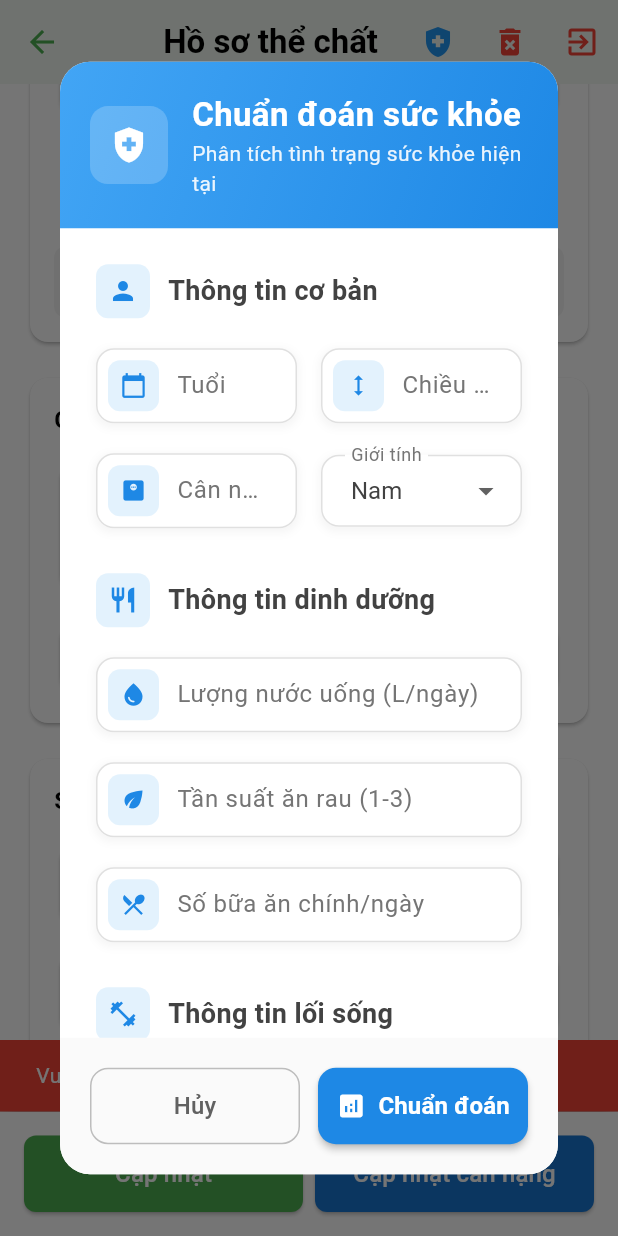
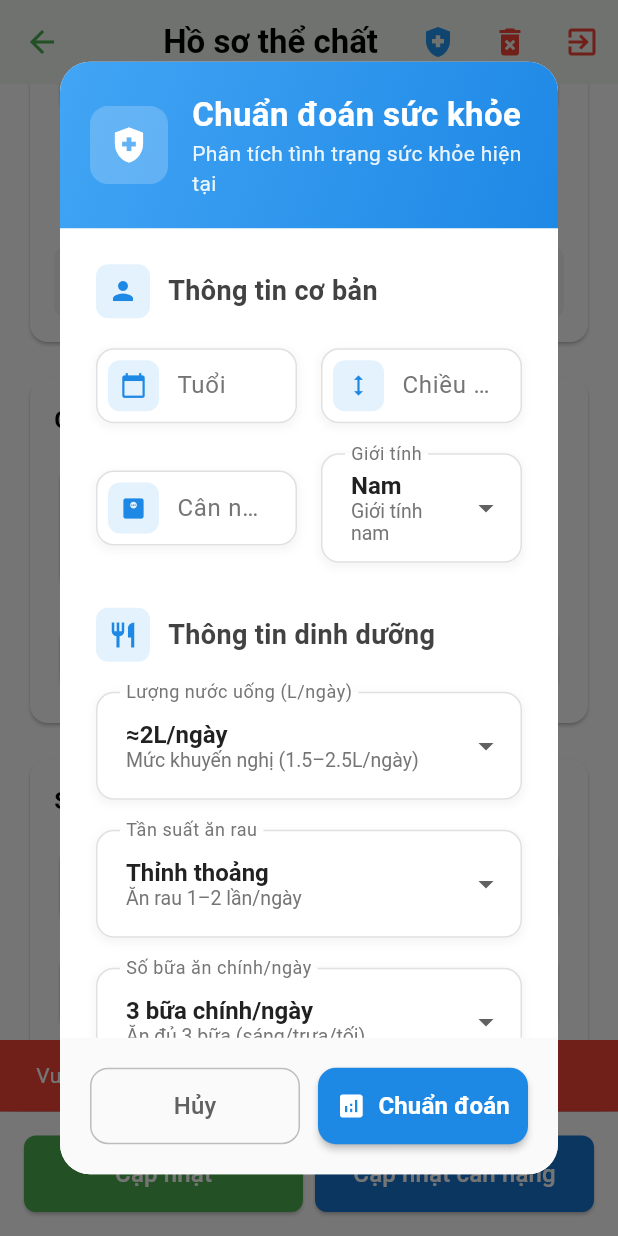
Before and after one commit to Tienkun2/Caloer_App_Frontend, a Flutter app: the ProfileScreen screen opened directly, scrolled down 163 dp, after a tap on the "arrow back" icon, after a tap on the "health and safety" icon, on a phone screen of 412 x 824 dp. Run offline on Flutter 3.47's test engine with Material 3 defaults, Android fonts, the phone set to English and light mode, and no system bars; our stand-ins replace animate_do, fl_chart, flutter_local_notifications, flutter_svg, google_sign_in, pedometer and 6 more; missing offline and left inert: barcode_scan2; accounts and stored records are empty; network calls fail.

Commit message:
obesity_predict

```diff
--- a/lib/config/ApiConfig.dart
+++ b/lib/config/ApiConfig.dart
@@ -17,7 +17,8 @@ class ApiConfig {
   // Iphone
   //String get baseUrl => "http://192.168.1.21:8080";
 
-  String get baseUrl => "http://192.168.1.11:8080";
+  String ip = "192.168.1.5";
+  String get baseUrl => "http://$ip:8080";
 
   //String get baseUrl => "http://192.168.100.127:8080";
 
--- a/lib/screens/profile_screen.dart
+++ b/lib/screens/profile_screen.dart
@@ -1,11 +1,23 @@
 import 'package:caloer_app/screens/login_screen.dart';
 import 'package:caloer_app/screens/home_screen.dart';
-import 'package:caloer_app/service/google_auth_service.dart';
 import 'package:flutter/material.dart';
 import '../service/user_service.dart';
 import 'package:google_sign_in/google_sign_in.dart';
 import 'dart:math' as math;
-import '../config/ApiConfig.dart';
+
+class OptionItem {
+  final String label;
+  final String value;
+  final String description;
+  final String apiValue;
+
+  const OptionItem({
+    required this.label,
+    required this.value,
+    required this.description,
+    String? apiValue,
+  }) : apiValue = apiValue ?? value;
+}
 
 class ProfileScreen extends StatefulWidget {
   @override
@@ -30,11 +42,6 @@ class _ProfileScreenState extends State<ProfileScreen> {
     'Age': TextEditingController(),
     'Height': TextEditingController(),
     'Weight': TextEditingController(),
-    'CH2O': TextEditingController(),
-    'FAF': TextEditingController(),
-    'FCVC': TextEditingController(),
-    'NCP': TextEditingController(),
-    'TUE': TextEditingController(),
   };
 
   // Dropdown values cho modal chuẩn đoán
@@ -46,6 +53,90 @@ class _ProfileScreenState extends State<ProfileScreen> {
   String selectedSMOKE = "";
   String selectedMTRANS = "";
   String selectedFamilyHistory = "";
+  String selectedCH2O = "";
+  String selectedFCVC = "";
+  String selectedNCP = "";
+  String selectedFAF = "";
+  String selectedTUE = "";
+
+  final List<OptionItem> _genderOptions = const [
+    OptionItem(label: "Nam", value: "Male", description: "Giới tính nam"),
+    OptionItem(label: "Nữ", value: "Female", description: "Giới tính nữ"),
+  ];
+
+  final List<OptionItem> _snackOptions = const [
+    OptionItem(label: "Không ăn vặt", value: "snack_none", apiValue: "Sometimes", description: "Hiếm khi ăn giữa các bữa (API chỉ nhận từ 'Sometimes')"),
+    OptionItem(label: "Thỉnh thoảng", value: "snack_sometimes", apiValue: "Sometimes", description: "Ăn vặt 1-2 lần/tuần"),
+    OptionItem(label: "Thường xuyên", value: "snack_frequently", apiValue: "Frequently", description: "Ăn vặt gần như mỗi ngày"),
+    OptionItem(label: "Luôn luôn", value: "snack_always", apiValue: "Always", description: "Luôn ăn thêm giữa các bữa"),
+  ];
+
+  final List<OptionItem> _alcoholOptions = const [
+    OptionItem(label: "Không uống", value: "no", description: "Không sử dụng đồ uống có cồn"),
+    OptionItem(label: "Thỉnh thoảng", value: "Sometimes", description: "Uống trong những dịp nhất định"),
+    OptionItem(label: "Thường xuyên", value: "Frequently", description: "Uống nhiều lần trong tuần"),
+    OptionItem(label: "Rất thường xuyên", value: "Always", description: "Sử dụng gần như mỗi ngày"),
+  ];
+
+  final List<OptionItem> _highCalorieOptions = const [
+    OptionItem(label: "Ít/Không ăn", value: "no", description: "Hiếm khi dùng đồ ăn giàu calo"),
+    OptionItem(label: "Có ăn thường xuyên", value: "yes", description: "Thường xuyên dùng đồ ăn nhiều calo"),
+  ];
+
+  final List<OptionItem> _monitorOptions = const [
+    OptionItem(label: "Không theo dõi", value: "no", description: "Không ghi lại lượng calo hằng ngày"),
+    OptionItem(label: "Có theo dõi", value: "yes", description: "Theo dõi calo nạp vào/tiêu hao"),
+  ];
+
+  final List<OptionItem> _smokeOptions = const [
+    OptionItem(label: "Không hút thuốc", value: "no", description: "Không có thói quen hút thuốc"),
+    OptionItem(label: "Có hút thuốc", value: "yes", description: "Đang hút hoặc đã từng hút"),
+  ];
+
+  final List<OptionItem> _transportOptions = const [
+    OptionItem(label: "Phương tiện công cộng", value: "Public_Transportation", description: "Xe bus, tàu điện..."),
+    OptionItem(label: "Đi bộ", value: "Walking", description: "Đi bộ là chính"),
+    OptionItem(label: "Ô tô", value: "Automobile", description: "Tự lái hoặc đi nhờ ô tô"),
+    OptionItem(label: "Xe máy", value: "Motorbike", description: "Di chuyển bằng xe máy"),
+    OptionItem(label: "Xe đạp", value: "Bike", description: "Đạp xe là phương tiện chính"),
+  ];
+
+  final List<OptionItem> _familyHistoryOptions = const [
+    OptionItem(label: "Không có", value: "no", description: "Gia đình không ai thừa cân/béo phì"),
+    OptionItem(label: "Có", value: "yes", description: "Có người thân từng thừa cân/béo phì"),
+  ];
+
+  final List<OptionItem> _waterOptions = const [
+    OptionItem(label: "≈1L/ngày", value: "1.0", description: "Uống ít nước (<1.5L/ngày)"),
+    OptionItem(label: "≈2L/ngày", value: "2.0", description: "Mức khuyến nghị (1.5–2.5L/ngày)"),
+    OptionItem(label: "≥3L/ngày", value: "3.0", description: "Uống nhiều nước (>2.5L/ngày)"),
+  ];
+
+  final List<OptionItem> _fcvcOptions = const [
+    OptionItem(label: "Hiếm khi ăn rau", value: "1.0", description: "Ăn rau <1 lần/ngày"),
+    OptionItem(label: "Thỉnh thoảng", value: "2.0", description: "Ăn rau 1–2 lần/ngày"),
+    OptionItem(label: "Thường xuyên", value: "3.0", description: "Ăn rau trong hầu hết bữa ăn"),
+  ];
+
+  final List<OptionItem> _ncpOptions = const [
+    OptionItem(label: "1 bữa chính/ngày", value: "1.0", description: "Thường bỏ bữa"),
+    OptionItem(label: "2 bữa chính/ngày", value: "2.0", description: "Ăn 2 bữa (ví dụ: trưa & tối)"),
+    OptionItem(label: "3 bữa chính/ngày", value: "3.0", description: "Ăn đủ 3 bữa (sáng/trưa/tối)"),
+    OptionItem(label: "4 bữa chính/ngày", value: "4.0", description: "Chia nhỏ thành 4 bữa trở lên"),
+  ];
+
+  final List<OptionItem> _physicalActivityOptions = const [
+    OptionItem(label: "Không tập", value: "0.0", description: "Hầu như không vận động"),
+    OptionItem(label: "Thỉnh thoảng", value: "1.0", description: "Tập ≤2 lần/tuần"),
+    OptionItem(label: "Thường xuyên", value: "2.0", description: "Tập 3-4 lần/tuần"),
+    OptionItem(label: "Rất thường xuyên", value: "3.0", description: "Tập hầu như mỗi ngày"),
+  ];
+
+  final List<OptionItem> _screenTimeOptions = const [
+    OptionItem(label: "< 2 giờ/ngày", value: "0.0", description: "Ít dùng thiết bị"),
+    OptionItem(label: "2-4 giờ/ngày", value: "1.0", description: "Mức trung bình"),
+    OptionItem(label: "> 4 giờ/ngày", value: "2.0", description: "Sử dụng nhiều thiết bị"),
+  ];
 
   // Form key cho validation
   final GlobalKey<FormState> _healthFormKey = GlobalKey<FormState>();
@@ -488,6 +579,7 @@ class _ProfileScreenState extends State<ProfileScreen> {
   void _showHealthDiagnosisModal() {
     // Điền dữ liệu từ profile nếu có
     _populateHealthDataFromProfile();
+    _ensureHealthSelectionDefaults();
 
     showDialog(
       context: context,
@@ -591,7 +683,7 @@ class _ProfileScreenState extends State<ProfileScreen> {
                                   })),
                               SizedBox(width: 16),
                               Expanded(child: _buildHealthDropdown("Giới tính", selectedGender,
-                                  ["Nam", "Nữ"], (value) {
+                                  _genderOptions, (value) {
                                 setModalState(() => selectedGender = value ?? "");
                               }, validator: (value) {
                                 if (value == null || value.isEmpty) {
@@ -607,37 +699,32 @@ class _ProfileScreenState extends State<ProfileScreen> {
                           // Thông tin dinh dưỡng
                           _buildSectionTitle("Thông tin dinh dưỡng", Icons.restaurant),
                           SizedBox(height: 20),
-                          _buildHealthTextField(healthControllers['CH2O']!, "Lượng nước uống (L/ngày)", Icons.water_drop,
-                              validator: (value) {
+                          _buildHealthDropdown("Lượng nước uống (L/ngày)", selectedCH2O,
+                              _waterOptions, (value) {
+                            setModalState(() => selectedCH2O = value ?? "");
+                          }, validator: (value) {
                             if (value == null || value.isEmpty) {
-                                  return 'Lượng nước uống không được để trống';
-                                }
-                                if (double.tryParse(value) == null || double.parse(value) < 0) {
-                                  return 'Lượng nước uống phải là số không âm';
+                              return 'Vui lòng chọn lượng nước uống';
                             }
                             return null;
                           }),
                           SizedBox(height: 20),
-                          _buildHealthTextField(healthControllers['FCVC']!, "Tần suất ăn rau (1-3)", Icons.eco,
-                              validator: (value) {
+                          _buildHealthDropdown("Tần suất ăn rau", selectedFCVC,
+                              _fcvcOptions, (value) {
+                            setModalState(() => selectedFCVC = value ?? "");
+                          }, validator: (value) {
                             if (value == null || value.isEmpty) {
-                                  return 'Tần suất ăn rau không được để trống';
-                                }
-                                final val = double.tryParse(value);
-                                if (val == null || val < 1 || val > 3) {
-                                  return 'Giá trị phải từ 1 đến 3';
+                              return 'Vui lòng chọn tần suất ăn rau';
                             }
                             return null;
                           }),
                           SizedBox(height: 20),
-                          _buildHealthTextField(healthControllers['NCP']!, "Số bữa ăn chính/ngày", Icons.restaurant_menu,
-                              validator: (value) {
+                          _buildHealthDropdown("Số bữa ăn chính/ngày", selectedNCP,
+                              _ncpOptions, (value) {
+                            setModalState(() => selectedNCP = value ?? "");
+                          }, validator: (value) {
                             if (value == null || value.isEmpty) {
-                                  return 'Số bữa ăn chính không được để trống';
-                                }
-                                final val = double.tryParse(value);
-                                if (val == null || val < 1 || val > 4) {
-                                  return 'Giá trị phải từ 1 đến 4';
+                              return 'Vui lòng chọn số bữa ăn chính';
                             }
                             return null;
                           }),
@@ -647,26 +734,22 @@ class _ProfileScreenState extends State<ProfileScreen> {
                           // Thông tin lối sống
                           _buildSectionTitle("Thông tin lối sống", Icons.fitness_center),
                           SizedBox(height: 20),
-                          _buildHealthTextField(healthControllers['FAF']!, "Tần suất hoạt động thể chất (1-3)", Icons.fitness_center,
-                              validator: (value) {
+                          _buildHealthDropdown("Tần suất hoạt động thể chất", selectedFAF,
+                              _physicalActivityOptions, (value) {
+                            setModalState(() => selectedFAF = value ?? "");
+                          }, validator: (value) {
                             if (value == null || value.isEmpty) {
-                                  return 'Tần suất hoạt động thể chất không được để trống';
-                                }
-                                final val = double.tryParse(value);
-                                if (val == null || val < 1 || val > 3) {
-                                  return 'Giá trị phải từ 1 đến 3';
+                              return 'Vui lòng chọn tần suất hoạt động thể chất';
                             }
                             return null;
                           }),
                           SizedBox(height: 20),
-                          _buildHealthTextField(healthControllers['TUE']!, "Thời gian sử dụng thiết bị (giờ/ngày)", Icons.computer,
-                              validator: (value) {
+                          _buildHealthDropdown("Thời gian sử dụng thiết bị", selectedTUE,
+                              _screenTimeOptions, (value) {
+                            setModalState(() => selectedTUE = value ?? "");
+                          }, validator: (value) {
                             if (value == null || value.isEmpty) {
-                                  return 'Thời gian sử dụng thiết bị không được để trống';
-                                }
-                                final val = double.tryParse(value);
-                                if (val == null || val < 0 || val > 2) {
-                                  return 'Giá trị phải từ 0 đến 2';
+                              return 'Vui lòng chọn thời gian sử dụng thiết bị';
                             }
                             return null;
                           }),
@@ -675,7 +758,7 @@ class _ProfileScreenState extends State<ProfileScreen> {
 
                           // Dropdowns
                           _buildHealthDropdown("Ăn giữa các bữa chính", selectedCAEC,
-                              ["Không", "Thỉnh thoảng", "Thường xuyên", "Luôn luôn"], (value) {
+                              _snackOptions, (value) {
                             setModalState(() => selectedCAEC = value ?? "");
                           }, validator: (value) {
                             if (value == null || value.isEmpty) {
@@ -685,7 +768,7 @@ class _ProfileScreenState extends State<ProfileScreen> {
                           }),
                           SizedBox(height: 20),
                           _buildHealthDropdown("Uống rượu", selectedCALC,
-                              ["Không", "Thỉnh thoảng", "Thường xuyên", "Luôn luôn"], (value) {
+                              _alcoholOptions, (value) {
                             setModalState(() => selectedCALC = value ?? "");
                           }, validator: (value) {
                             if (value == null || value.isEmpty) {
@@ -695,7 +778,7 @@ class _ProfileScreenState extends State<ProfileScreen> {
                           }),
                           SizedBox(height: 20),
                           _buildHealthDropdown("Ăn thức ăn nhiều calo", selectedFAVC,
-                              ["Không", "Có"], (value) {
+                              _highCalorieOptions, (value) {
                             setModalState(() => selectedFAVC = value ?? "");
                           }, validator: (value) {
                             if (value == null || value.isEmpty) {
@@ -705,7 +788,7 @@ class _ProfileScreenState extends State<ProfileScreen> {
                           }),
                           SizedBox(height: 20),
                           _buildHealthDropdown("Theo dõi calo", selectedSCC,
-                              ["Không", "Có"], (value) {
+                              _monitorOptions, (value) {
                             setModalState(() => selectedSCC = value ?? "");
                           }, validator: (value) {
                             if (value == null || value.isEmpty) {
@@ -715,7 +798,7 @@ class _ProfileScreenState extends State<ProfileScreen> {
                           }),
                           SizedBox(height: 20),
                           _buildHealthDropdown("Hút thuốc", selectedSMOKE,
-                              ["Không", "Có"], (value) {
+                              _smokeOptions, (value) {
                             setModalState(() => selectedSMOKE = value ?? "");
                           }, validator: (value) {
                             if (value == null || value.isEmpty) {
@@ -725,7 +808,7 @@ class _ProfileScreenState extends State<ProfileScreen> {
                           }),
                           SizedBox(height: 20),
                           _buildHealthDropdown("Phương tiện di chuyển", selectedMTRANS,
-                              ["Phương tiện công cộng", "Đi bộ", "Ô tô", "Xe máy", "Xe đạp"], (value) {
+                              _transportOptions, (value) {
                             setModalState(() => selectedMTRANS = value ?? "");
                           }, validator: (value) {
                             if (value == null || value.isEmpty) {
@@ -735,7 +818,7 @@ class _ProfileScreenState extends State<ProfileScreen> {
                           }),
                           SizedBox(height: 20),
                           _buildHealthDropdown("Tiền sử gia đình thừa cân", selectedFamilyHistory,
-                              ["Không", "Có"], (value) {
+                              _familyHistoryOptions, (value) {
                             setModalState(() => selectedFamilyHistory = value ?? "");
                           }, validator: (value) {
                             if (value == null || value.isEmpty) {
@@ -838,7 +921,49 @@ class _ProfileScreenState extends State<ProfileScreen> {
     }
 
     // Set gender
-    selectedGender = gender == "Nữ" ? "Nữ" : "Nam";
+    selectedGender = gender == "Nữ" ? "Female" : "Male";
+  }
+
+  void _ensureHealthSelectionDefaults() {
+    if (selectedGender.isEmpty) {
+      selectedGender = _genderOptions.first.value;
+    }
+    if (selectedCAEC.isEmpty) {
+      selectedCAEC = _snackOptions.first.value;
+    }
+    if (selectedCALC.isEmpty) {
+      selectedCALC = _alcoholOptions.first.value;
+    }
+    if (selectedFAVC.isEmpty) {
+      selectedFAVC = _highCalorieOptions.first.value;
+    }
+    if (selectedSCC.isEmpty) {
+      selectedSCC = _monitorOptions.first.value;
+    }
+    if (selectedSMOKE.isEmpty) {
+      selectedSMOKE = _smokeOptions.first.value;
+    }
+    if (selectedMTRANS.isEmpty) {
+      selectedMTRANS = _transportOptions.first.value;
+    }
+    if (selectedFamilyHistory.isEmpty) {
+      selectedFamilyHistory = _familyHistoryOptions.first.value;
+    }
+    if (selectedCH2O.isEmpty) {
+      selectedCH2O = _waterOptions[1].value;
+    }
+    if (selectedFCVC.isEmpty) {
+      selectedFCVC = _fcvcOptions[1].value;
+    }
+    if (selectedNCP.isEmpty) {
+      selectedNCP = _ncpOptions[2].value;
+    }
+    if (selectedFAF.isEmpty) {
+      selectedFAF = _physicalActivityOptions[1].value;
+    }
+    if (selectedTUE.isEmpty) {
+      selectedTUE = _screenTimeOptions[1].value;
+    }
   }
 
   Widget _buildHealthTextField(TextEditingController controller, String label, IconData icon, {String? Function(String?)? validator}) {
@@ -898,7 +1023,28 @@ class _ProfileScreenState extends State<ProfileScreen> {
     );
   }
 
-  Widget _buildHealthDropdown(String label, String value, List<String> items, Function(String?) onChanged, {String? Function(String?)? validator}) {
+  OptionItem _resolveOptionItem(String currentValue, List<OptionItem> options) {
+    if (options.isEmpty) throw ArgumentError("Options cannot be empty");
+    if (currentValue.isNotEmpty) {
+      for (final item in options) {
+        if (item.value == currentValue) {
+          return item;
+        }
+      }
+    }
+    return options.first;
+  }
+
+  String _selectedOrDefault(String currentValue, List<OptionItem> options) {
+    return _resolveOptionItem(currentValue, options).apiValue;
+  }
+
+  double _selectedValueAsDouble(String currentValue, List<OptionItem> options, double fallback) {
+    final option = _resolveOptionItem(currentValue, options);
+    return double.tryParse(option.apiValue) ?? fallback;
+  }
+
+  Widget _buildHealthDropdown(String label, String value, List<OptionItem> items, Function(String?) onChanged, {String? Function(String?)? validator}) {
     return Container(
       decoration: BoxDecoration(
         borderRadius: BorderRadius.circular(12),
@@ -914,6 +1060,8 @@ class _ProfileScreenState extends State<ProfileScreen> {
       child: DropdownButtonFormField<String>(
         value: value.isEmpty ? null : value,
         validator: validator,
+        isDense: false,
+        itemHeight: null,
         decoration: InputDecoration(
           labelText: label,
           border: OutlineInputBorder(
@@ -943,9 +1091,25 @@ class _ProfileScreenState extends State<ProfileScreen> {
         ),
         dropdownColor: Colors.white,
         style: TextStyle(color: Colors.grey.shade800, fontSize: 16),
+        isExpanded: true,
         items: items.map((item) => DropdownMenuItem(
-          value: item,
-          child: Text(item, style: TextStyle(fontSize: 16)),
+          value: item.value,
+          alignment: AlignmentDirectional.centerStart,
+          child: Text.rich(
+            TextSpan(
+              text: item.label,
+              style: TextStyle(fontSize: 16, fontWeight: FontWeight.w600, color: Colors.grey.shade900),
+              children: item.description.isNotEmpty
+                  ? [
+                      TextSpan(text: '\n'),
+                      TextSpan(
+                        text: item.description,
+                        style: TextStyle(fontSize: 13, color: Colors.grey.shade600, fontWeight: FontWeight.normal),
+                      ),
+                    ]
+                  : [],
+            ),
+          ),
         )).toList(),
         onChanged: onChanged,
       ),
@@ -959,21 +1123,21 @@ class _ProfileScreenState extends State<ProfileScreen> {
     try {
       final requestData = {
         "Age": int.parse(healthControllers['Age']!.text),
-        "CAEC": _mapCAECToEnglish(selectedCAEC),
-        "CALC": _mapCALCToEnglish(selectedCALC),
-        "CH2O": double.tryParse(healthControllers['CH2O']!.text) ?? 2.0,
-        "FAF": double.tryParse(healthControllers['FAF']!.text) ?? 1.0,
-        "FAVC": _mapYesNoToEnglish(selectedFAVC),
-        "FCVC": double.tryParse(healthControllers['FCVC']!.text) ?? 2.0,
-        "Gender": selectedGender == "Nữ" ? "Female" : "Male",
+        "CAEC": _selectedOrDefault(selectedCAEC, _snackOptions),
+        "CALC": _selectedOrDefault(selectedCALC, _alcoholOptions),
+        "CH2O": _selectedValueAsDouble(selectedCH2O, _waterOptions, 2.0),
+        "FAF": _selectedValueAsDouble(selectedFAF, _physicalActivityOptions, 1.0),
+        "FAVC": _selectedOrDefault(selectedFAVC, _highCalorieOptions),
+        "FCVC": _selectedValueAsDouble(selectedFCVC, _fcvcOptions, 2.0),
+        "Gender": _selectedOrDefault(selectedGender, _genderOptions),
         "Height": double.parse(healthControllers['Height']!.text),
-        "MTRANS": _mapMTRANSToEnglish(selectedMTRANS),
-        "NCP": double.tryParse(healthControllers['NCP']!.text) ?? 3.0,
-        "SCC": _mapYesNoToEnglish(selectedSCC),
-        "SMOKE": _mapYesNoToEnglish(selectedSMOKE),
-        "TUE": double.tryParse(healthControllers['TUE']!.text) ?? 1.0,
+        "MTRANS": _selectedOrDefault(selectedMTRANS, _transportOptions),
+        "NCP": _selectedValueAsDouble(selectedNCP, _ncpOptions, 3.0),
+        "SCC": _selectedOrDefault(selectedSCC, _monitorOptions),
+        "SMOKE": _selectedOrDefault(selectedSMOKE, _smokeOptions),
+        "TUE": _selectedValueAsDouble(selectedTUE, _screenTimeOptions, 1.0),
         "Weight": double.parse(healthControllers['Weight']!.text),
-        "family_history_with_overweight": _mapYesNoToEnglish(selectedFamilyHistory),
+        "family_history_with_overweight": _selectedOrDefault(selectedFamilyHistory, _familyHistoryOptions),
       };
 
       final response = await _userService.performHealthDiagnosis(requestData);
@@ -991,46 +1155,6 @@ class _ProfileScreenState extends State<ProfileScreen> {
       );
     } finally {
       setState(() => isLoading = false);
-    }
-  }
-
-  // Helper methods để map từ tiếng Việt sang tiếng Anh
-  String _mapCAECToEnglish(String value) {
-    switch (value) {
-      case "Không": return "no";
-      case "Thỉnh thoảng": return "Sometimes";
-      case "Thường xuyên": return "Frequently";
-      case "Luôn luôn": return "Always";
-      default: return "no";
-    }
-  }
-
-  String _mapCALCToEnglish(String value) {
-    switch (value) {
-      case "Không": return "no";
-      case "Thỉnh thoảng": return "Sometimes";
-      case "Thường xuyên": return "Frequently";
-      case "Luôn luôn": return "Always";
-      default: return "no";
-    }
-  }
-
-  String _mapYesNoToEnglish(String value) {
-    switch (value) {
-      case "Có": return "yes";
-      case "Không": return "no";
-      default: return "no";
-    }
-  }
-
-  String _mapMTRANSToEnglish(String value) {
-    switch (value) {
-      case "Phương tiện công cộng": return "Public_Transportation";
-      case "Đi bộ": return "Walking";
-      case "Ô tô": return "Automobile";
-      case "Xe máy": return "Motorbike";
-      case "Xe đạp": return "Bike";
-      default: return "Public_Transportation";
     }
   }
 
```
Also changed, not shown: lib/screens/chat_screen.dart (+29 -28 lines), 1 other file. Lines whose indentation alone changed are shown as unchanged.
